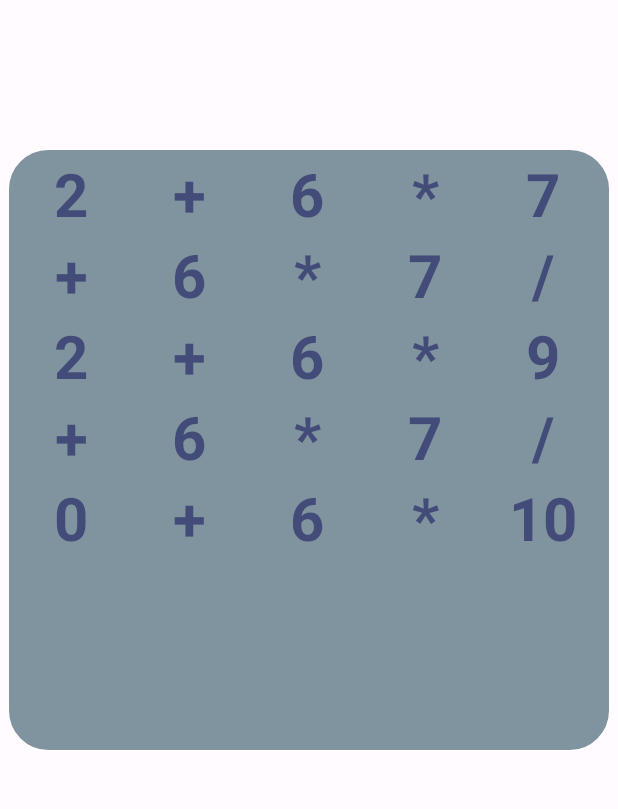
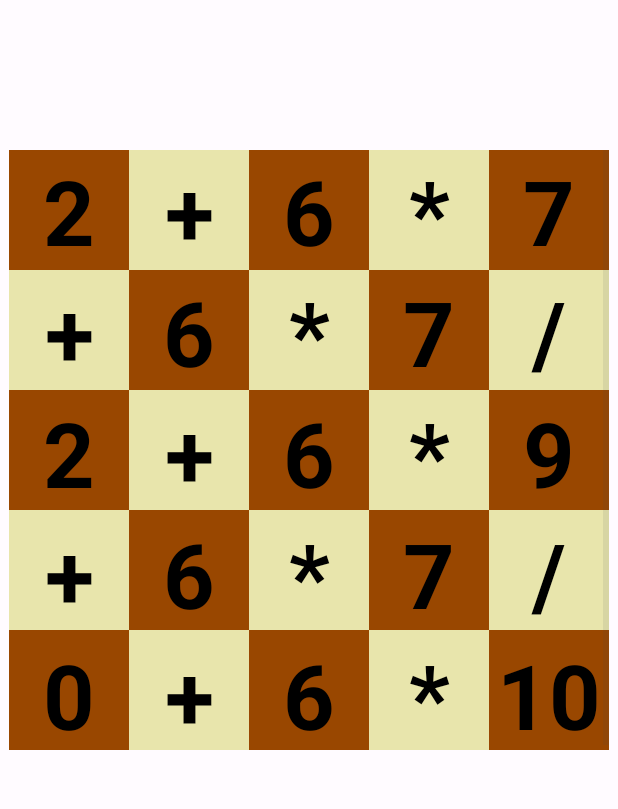
Before and after one commit to ialexreis/amov-app, an Android app: the GameActivity screen opened directly, with no data from a screen before it, on a phone screen of 412 x 824 dp, the part 150-959 px from its top. Run offline under Robolectric (Android 15) with nearby library versions, the phone set to English and light mode, and no system bars.

Commit message:
feat: new board

```diff
--- a/app/src/main/java/pt/isec/agileMath/activities/GameActivity.kt
+++ b/app/src/main/java/pt/isec/agileMath/activities/GameActivity.kt
@@ -3,6 +3,7 @@ package pt.isec.agileMath.activities
 import android.annotation.SuppressLint
 import android.content.Context
 import android.content.Intent
+import android.graphics.Color
 import androidx.appcompat.app.AppCompatActivity
 import android.os.Bundle
 import android.view.View
@@ -55,10 +56,9 @@ class GameActivity : AppCompatActivity() {
                 val textView = convertView ?: TextView(this@GameActivity).apply {
                     text = _matrix[index]
                     gravity = 1
-                    setTextColor(R.color.md_theme_light_primary)
-                    textSize = 40F
+                    setTextColor(Color.parseColor("#000000"))
+                    textSize = 60F
                 }
-
                 return textView
             }
         }
--- /dev/null
+++ b/app/src/main/res/drawable/board.xml
@@ -0,0 +1,225 @@
+<?xml version="1.0" encoding="UTF-8"?>
+<layer-list xmlns:android="http://schemas.android.com/apk/res/android">
+    <item
+        android:left="6dp"
+        android:right="6dp">
+        <shape android:shape="rectangle">
+            <stroke
+                android:width="3dp"
+                android:color="#E8E5AC" />
+        </shape>
+    </item>
+    <item
+        android:left="0dp">
+        <shape android:shape="rectangle">
+            <solid android:color="#994700" />
+        </shape>
+    </item>
+    <item
+        android:left="80dp">
+        <shape android:shape="rectangle">
+            <solid android:color="#E8E5AC" />
+        </shape>
+    </item>
+    <item
+        android:left="160dp">
+        <shape android:shape="rectangle">
+            <solid android:color="#994700" />
+        </shape>
+    </item>
+    <item
+        android:left="240dp">
+        <shape android:shape="rectangle">
+            <solid android:color="#E8E5AC" />
+        </shape>
+    </item>
+    <item
+        android:left="320dp">
+        <shape android:shape="rectangle">
+            <solid android:color="#994700" />
+        </shape>
+    </item>
+
+    <item
+        android:top="80dp"
+        android:left="0dp">
+        <shape android:shape="rectangle">
+            <solid android:color="#E8E5AC" />
+        </shape>
+    </item>
+    <item
+        android:top="160dp"
+        android:left="0dp">
+        <shape android:shape="rectangle">
+            <solid android:color="#994700" />
+        </shape>
+    </item>
+    <item
+        android:top="240dp"
+        android:left="0dp">
+        <shape android:shape="rectangle">
+            <solid android:color="#E8E5AC" />
+        </shape>
+    </item>
+    <item
+        android:top="320dp"
+        android:left="0dp">
+        <shape android:shape="rectangle">
+            <solid android:color="#994700" />
+        </shape>
+    </item>
+    <item
+        android:top="400dp"
+        android:left="0dp">
+        <shape android:shape="rectangle">
+            <solid android:color="#E8E5AC" />
+        </shape>
+    </item>
+
+
+
+    <item
+        android:top="80dp"
+        android:left="80dp">
+        <shape android:shape="rectangle">
+            <solid android:color="#994700" />
+        </shape>
+    </item>
+    <item
+        android:top="160dp"
+        android:left="80dp">
+        <shape android:shape="rectangle">
+            <solid android:color="#E8E5AC" />
+        </shape>
+    </item>
+    <item
+        android:top="240dp"
+        android:left="80dp">
+        <shape android:shape="rectangle">
+            <solid android:color="#994700" />
+        </shape>
+    </item>
+    <item
+        android:top="320dp"
+        android:left="80dp">
+        <shape android:shape="rectangle">
+            <solid android:color="#E8E5AC" />
+        </shape>
+    </item>
+    <item
+        android:top="400dp"
+        android:left="80dp">
+        <shape android:shape="rectangle">
+            <solid android:color="#994700" />
+        </shape>
+    </item>
+    <item
+        android:top="80dp"
+        android:left="160dp">
+        <shape android:shape="rectangle">
+            <solid android:color="#E8E5AC" />
+        </shape>
+    </item>
+    <item
+        android:top="160dp"
+        android:left="160dp">
+        <shape android:shape="rectangle">
+            <solid android:color="#994700" />
+        </shape>
+    </item>
+    <item
+        android:top="240dp"
+        android:left="160dp">
+        <shape android:shape="rectangle">
+            <solid android:color="#E8E5AC" />
+        </shape>
+    </item>
+    <item
+        android:top="320dp"
+        android:left="160dp">
+        <shape android:shape="rectangle">
+            <solid android:color="#994700" />
+        </shape>
+    </item>
+    <item
+        android:top="400dp"
+        android:left="160dp">
+        <shape android:shape="rectangle">
+            <solid android:color="#E8E5AC" />
+        </shape>
+    </item>
+
+
+    <item
+        android:top="80dp"
+        android:left="240dp">
+        <shape android:shape="rectangle">
+            <solid android:color="#994700" />
+        </shape>
+    </item>
+    <item
+        android:top="160dp"
+        android:left="240dp">
+        <shape android:shape="rectangle">
+            <solid android:color="#E8E5AC" />
+        </shape>
+    </item>
+    <item
+        android:top="240dp"
+        android:left="240dp">
+        <shape android:shape="rectangle">
+            <solid android:color="#994700" />
+        </shape>
+    </item>
+    <item
+        android:top="320dp"
+        android:left="240dp">
+        <shape android:shape="rectangle">
+            <solid android:color="#E8E5AC" />
+        </shape>
+    </item>
+    <item
+        android:top="400dp"
+        android:left="240dp">
+        <shape android:shape="rectangle">
+            <solid android:color="#994700" />
+        </shape>
+    </item>
+
+    <item
+        android:top="80dp"
+        android:left="320dp">
+        <shape android:shape="rectangle">
+            <solid android:color="#E8E5AC" />
+        </shape>
+    </item>
+    <item
+        android:top="160dp"
+        android:left="320dp">
+        <shape android:shape="rectangle">
+            <solid android:color="#994700" />
+        </shape>
+    </item>
+    <item
+        android:top="240dp"
+        android:left="320dp">
+        <shape android:shape="rectangle">
+            <solid android:color="#E8E5AC" />
+        </shape>
+    </item>
+    <item
+        android:top="320dp"
+        android:left="320dp">
+        <shape android:shape="rectangle">
+            <solid android:color="#994700" />
+        </shape>
+    </item>
+    <item
+        android:top="400dp"
+        android:left="320dp">
+        <shape android:shape="rectangle">
+            <solid android:color="#E8E5AC" />
+        </shape>
+    </item>
+
+</layer-list>
--- a/app/src/main/res/layout/activity_game.xml
+++ b/app/src/main/res/layout/activity_game.xml
@@ -23,6 +23,6 @@
         android:layout_height="400sp"
         android:layout_gravity="center"
         android:layout_marginTop="100sp"
-        android:background="@drawable/square"
+        android:background="@drawable/board"
         android:numColumns="5" />
 </LinearLayout>
```
